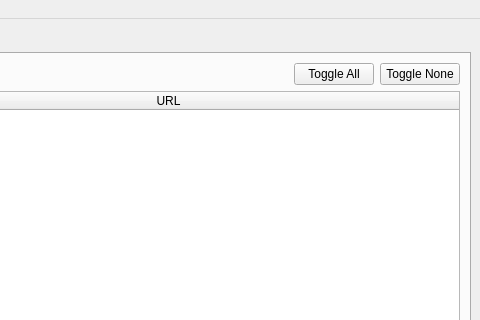
nurfalie/pandamonium, file UI/pandemonium.ui: the form before one commit; both pictures show x 243 to 723 and y 0 to 320 of the 723 by 600 pixel window.
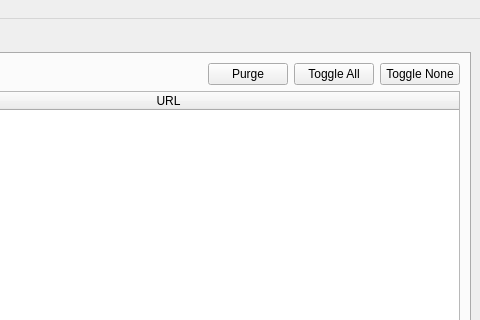
The form after the commit. The open tabs and pages were chosen to show the change. Icons and pictures are not drawn.

The edit to the form file:
```diff
--- a/UI/pandemonium.ui
+++ b/UI/pandemonium.ui
@@ -469,6 +469,20 @@
             </property>
            </spacer>
           </item>
+          <item>
+           <widget class="QPushButton" name="purge_unvisited_visited_urls">
+            <property name="toolTip">
+             <string>&lt;html&gt;&lt;head/&gt;&lt;body&gt;&lt;p&gt;Remove pandemonium_visited_urls.db. The parsed URLs will not be removed.&lt;/p&gt;&lt;/body&gt;&lt;/html&gt;</string>
+            </property>
+            <property name="text">
+             <string>Purge</string>
+            </property>
+            <property name="icon">
+             <iconset resource="../Icons/icons.qrc">
+              <normaloff>:/nuvola/trashcan_empty.png</normaloff>:/nuvola/trashcan_empty.png</iconset>
+            </property>
+           </widget>
+          </item>
           <item>
            <widget class="QPushButton" name="toggle_all">
             <property name="toolTip">
```
Left out of the diff: 1 changed line with no effect on the pictures.
